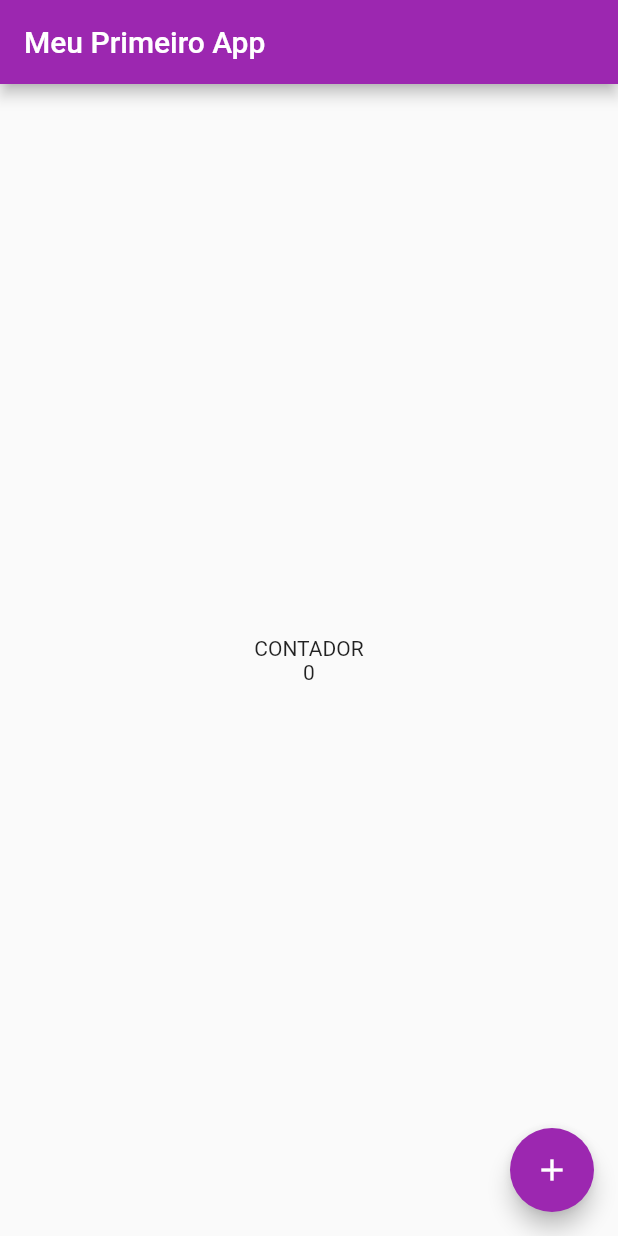
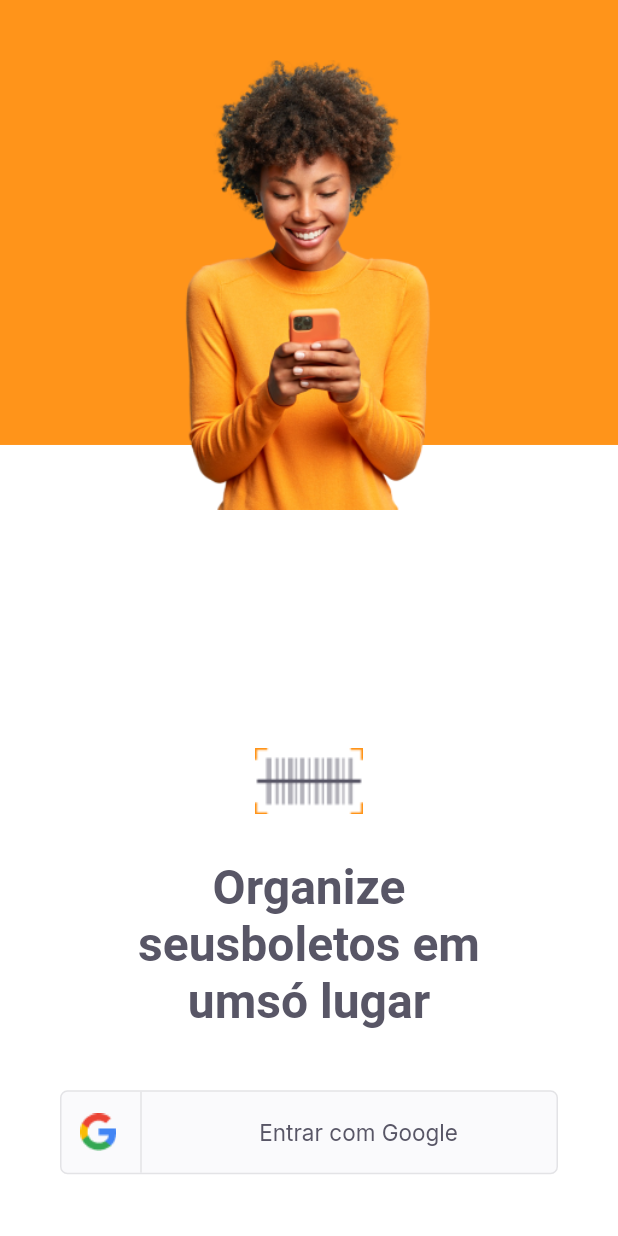
Before and after one commit to SergioSouz/RocketSeat-Nlw-6-Mission-Flutter, a Flutter app: the screen it shows after launch, on a phone screen of 412 x 824 dp. Run offline on Flutter 3.47's test engine with Material 2 defaults, Android fonts, the phone set to English and light mode, and no system bars; our stand-ins replace google_fonts.

Commit message:
Concluindo o segundo dia com sucesso

```diff
--- a/lib/main.dart
+++ b/lib/main.dart
@@ -1,41 +1,22 @@
+// ignore_for_file: prefer_const_constructors
+
+import 'package:counter_app/modules/home/home_page.dart';
+import 'package:counter_app/modules/login/login_page.dart';
+import 'package:counter_app/modules/splash/splash_page.dart';
+import 'package:counter_app/shared/themes/app_colors.dart';
 import 'package:flutter/material.dart';
 
 void main() {
-  runApp(MaterialApp(
-      theme: ThemeData(primarySwatch: Colors.purple), home: HomePage()));
+  runApp(AppWidget());
 }
 
-class HomePage extends StatefulWidget {
-  @override
-  _HomePageState createState() => _HomePageState();
-}
-
-class _HomePageState extends State<HomePage> {
-  var count = 0;
-
-  void increment() {
-    count++;
-    setState(() {});
-    print(count);
-  }
-
+class AppWidget extends StatelessWidget {
   @override
   Widget build(BuildContext context) {
-    return Scaffold(
-      appBar: AppBar(
-        title: const Text("Meu Primeiro App"),
-      ),
-      body: const Center(
-          child: Text(
-        'CONTADOR\n0',
-        textAlign: TextAlign.center,
-      )),
-      floatingActionButton: FloatingActionButton(
-        child: const Icon(Icons.add),
-        onPressed: () {
-          increment();
-        },
-      ),
+    return MaterialApp(
+      title: 'Pay Flow',
+      theme: ThemeData(primaryColor: AppColors.primary),
+      home: LoginPage(),
     );
   }
 }
--- /dev/null
+++ b/lib/modules/home/home_page.dart
@@ -0,0 +1,14 @@
+import 'package:flutter/material.dart';
+
+class HomePage extends StatelessWidget {
+  const HomePage({Key? key}) : super(key: key);
+
+  @override
+  Widget build(BuildContext context) {
+    return Scaffold(
+      appBar: AppBar(
+        title: Text("Home Page"),
+      ),
+    );
+  }
+}
--- /dev/null
+++ b/lib/modules/login/login_page.dart
@@ -0,0 +1,74 @@
+import 'package:counter_app/shared/themes/app_colors.dart';
+import 'package:counter_app/shared/themes/app_images.dart';
+import 'package:counter_app/shared/themes/app_text_styles.dart';
+import 'package:counter_app/shared/widget/social_login/social_login_button.dart';
+import 'package:flutter/material.dart';
+
+class LoginPage extends StatefulWidget {
+  LoginPage({Key? key}) : super(key: key);
+
+  @override
+  _LoginPageState createState() => _LoginPageState();
+}
+
+class _LoginPageState extends State<LoginPage> {
+  @override
+  Widget build(BuildContext context) {
+    final size = MediaQuery.of(context).size;
+    return Scaffold(
+      backgroundColor: AppColors.background,
+      body: Container(
+        width: size.width,
+        height: size.height,
+        child: Stack(
+          children: [
+            Container(
+              width: size.width,
+              height: size.height * 0.36,
+              color: AppColors.primary,
+            ),
+            Positioned(
+              top: 40,
+              left: 0,
+              right: 0,
+              child: Image.asset(
+                AppImages.person,
+                width: 208,
+                height: 300,
+              ),
+            ),
+            Positioned(
+              bottom: size.height * 0.05,
+              left: 0,
+              right: 0,
+              child: Column(
+                mainAxisAlignment: MainAxisAlignment.center,
+                crossAxisAlignment: CrossAxisAlignment.center,
+                children: [
+                  Image.asset(AppImages.logomini),
+                  Padding(
+                    padding:
+                        const EdgeInsets.only(top: 30, left: 70, right: 70),
+                    child: Text(
+                      "Organize seusboletos em umsó lugar",
+                      textAlign: TextAlign.center,
+                      style: TextStyles.titleHome,
+                    ),
+                  ),
+                  // ignore: prefer_const_constructors
+                  Padding(
+                    padding:
+                        const EdgeInsets.only(left: 40, right: 40, top: 40),
+                    child: SocialLoginButton(onTap: () {
+                      print("clicou");
+                    }),
+                  )
+                ],
+              ),
+            )
+          ],
+        ),
+      ),
+    );
+  }
+}
--- /dev/null
+++ b/lib/modules/splash/splash_page.dart
@@ -0,0 +1,20 @@
+import 'package:counter_app/shared/themes/app_colors.dart';
+import 'package:counter_app/shared/themes/app_images.dart';
+import 'package:flutter/material.dart';
+
+class SplacePage extends StatelessWidget {
+  const SplacePage({Key? key}) : super(key: key);
+
+  @override
+  Widget build(BuildContext context) {
+    return Scaffold(
+      backgroundColor: AppColors.background,
+      body: Stack(
+        children: [
+          Center(child: Image.asset(AppImages.union)),
+          Center(child: Image.asset(AppImages.logoFull)),
+        ],
+      ),
+    );
+  }
+}
--- /dev/null
+++ b/lib/shared/themes/app_colors.dart
@@ -0,0 +1,12 @@
+import 'package:flutter/material.dart';
+
+class AppColors {
+  static final primary = Color(0xFFFF941A);
+  static final grey = Color(0xFF585666);
+  static final delete = Color(0xFFE83F5B);
+  static final heading = Color(0xFF585666);
+  static final body = Color(0xFF706E7A);
+  static final stroke = Color(0xFFE3E3E6);
+  static final shape = Color(0xFFFAFAFC);
+  static final background = Color(0xFFFFFFFF);
+}
--- /dev/null
+++ b/lib/shared/themes/app_images.dart
@@ -0,0 +1,7 @@
+class AppImages {
+  static const logoFull = "assets/images/logofull.png";
+  static const logomini = "assets/images/logomini.png";
+  static const union = "assets/images/union.png";
+  static const person = "assets/images/person.png";
+  static const google = "assets/images/google.png";
+}
--- /dev/null
+++ b/lib/shared/themes/app_text_styles.dart
@@ -0,0 +1,111 @@
+import 'package:flutter/material.dart';
+import 'package:google_fonts/google_fonts.dart';
+import '../themes/app_colors.dart';
+
+class TextStyles {
+  static final titleHome = GoogleFonts.lexendDeca(
+    fontSize: 32,
+    fontWeight: FontWeight.w600,
+    color: AppColors.heading,
+  );
+  static final titleRegular = GoogleFonts.lexendDeca(
+    fontSize: 20,
+    fontWeight: FontWeight.w400,
+    color: AppColors.heading,
+  );
+  static final titleBoldHeading = GoogleFonts.lexendDeca(
+    fontSize: 20,
+    fontWeight: FontWeight.w600,
+    color: AppColors.heading,
+  );
+  static final titleBoldBackground = GoogleFonts.lexendDeca(
+    fontSize: 20,
+    fontWeight: FontWeight.w600,
+    color: AppColors.background,
+  );
+  static final titleListTile = GoogleFonts.lexendDeca(
+    fontSize: 17,
+    fontWeight: FontWeight.w600,
+    color: AppColors.heading,
+  );
+  static final trailingRegular = GoogleFonts.lexendDeca(
+    fontSize: 16,
+    fontWeight: FontWeight.w400,
+    color: AppColors.heading,
+  );
+  static final trailingBold = GoogleFonts.lexendDeca(
+    fontSize: 16,
+    fontWeight: FontWeight.w600,
+    color: AppColors.heading,
+  );
+  static final buttonPrimary = GoogleFonts.inter(
+    fontSize: 15,
+    fontWeight: FontWeight.w400,
+    color: AppColors.primary,
+  );
+  static final buttonHeading = GoogleFonts.inter(
+    fontSize: 15,
+    fontWeight: FontWeight.w400,
+    color: AppColors.heading,
+  );
+  static final buttonGray = GoogleFonts.inter(
+    fontSize: 15,
+    fontWeight: FontWeight.w400,
+    color: AppColors.grey,
+  );
+  static final buttonBackground = GoogleFonts.inter(
+    fontSize: 15,
+    fontWeight: FontWeight.w400,
+    color: AppColors.background,
+  );
+  static final buttonBoldPrimary = GoogleFonts.inter(
+    fontSize: 15,
+    fontWeight: FontWeight.w700,
+    color: AppColors.primary,
+  );
+  static final buttonBoldHeading = GoogleFonts.inter(
+    fontSize: 15,
+    fontWeight: FontWeight.w700,
+    color: AppColors.heading,
+  );
+  static final buttonBoldGray = GoogleFonts.inter(
+    fontSize: 15,
+    fontWeight: FontWeight.w700,
+    color: AppColors.grey,
+  );
+  static final buttonBoldBackground = GoogleFonts.inter(
+    fontSize: 15,
+    fontWeight: FontWeight.w700,
+    color: AppColors.background,
+  );
+  static final captionBackground = GoogleFonts.lexendDeca(
+    fontSize: 13,
+    fontWeight: FontWeight.w400,
+    color: AppColors.background,
+  );
+  static final captionShape = GoogleFonts.lexendDeca(
+    fontSize: 13,
+    fontWeight: FontWeight.w400,
+    color: AppColors.shape,
+  );
+  static final captionBody = GoogleFonts.lexendDeca(
+    fontSize: 13,
+    fontWeight: FontWeight.w400,
+    color: AppColors.body,
+  );
+  static final captionBoldBackground = GoogleFonts.lexendDeca(
+    fontSize: 13,
+    fontWeight: FontWeight.w600,
+    color: AppColors.background,
+  );
+  static final captionBoldShape = GoogleFonts.lexendDeca(
+    fontSize: 13,
+    fontWeight: FontWeight.w600,
+    color: AppColors.shape,
+  );
+  static final captionBoldBody = GoogleFonts.lexendDeca(
+    fontSize: 13,
+    fontWeight: FontWeight.w600,
+    color: AppColors.body,
+  );
+}
--- /dev/null
+++ b/lib/shared/widget/social_login/social_login_button.dart
@@ -0,0 +1,57 @@
+import 'package:counter_app/shared/themes/app_colors.dart';
+import 'package:counter_app/shared/themes/app_images.dart';
+import 'package:counter_app/shared/themes/app_text_styles.dart';
+import 'package:flutter/material.dart';
+
+class SocialLoginButton extends StatelessWidget {
+  final VoidCallback onTap;
+  const SocialLoginButton({Key? key, required this.onTap}) : super(key: key);
+
+  @override
+  Widget build(BuildContext context) {
+    return InkWell(
+      onTap: onTap,
+      child: Container(
+        height: 56,
+        decoration: BoxDecoration(
+            color: AppColors.shape,
+            borderRadius: BorderRadius.circular(5),
+            border: Border.fromBorderSide(
+              BorderSide(color: AppColors.stroke),
+            )),
+        child: Row(
+          children: [
+            Expanded(
+                flex: 1,
+                child: Row(
+                  mainAxisAlignment: MainAxisAlignment.center,
+                  children: [
+                    Image.asset(AppImages.google),
+                    SizedBox(
+                      width: 16,
+                    ),
+                    Container(
+                      height: 56,
+                      width: 1,
+                      color: AppColors.stroke,
+                    ),
+                  ],
+                )),
+            Expanded(
+              flex: 4,
+              child: Row(
+                mainAxisAlignment: MainAxisAlignment.center,
+                children: [
+                  Text(
+                    "Entrar com Google",
+                    style: TextStyles.buttonGray,
+                  ),
+                ],
+              ),
+            ),
+          ],
+        ),
+      ),
+    );
+  }
+}
```
Also changed, not shown: pubspec.yaml (+3 -31 lines), assets/images/google.png (added), assets/images/logofull.png (added), assets/images/logomini.png (added), assets/images/person.png (added), assets/images/union.png (added), pubspec.lock.
